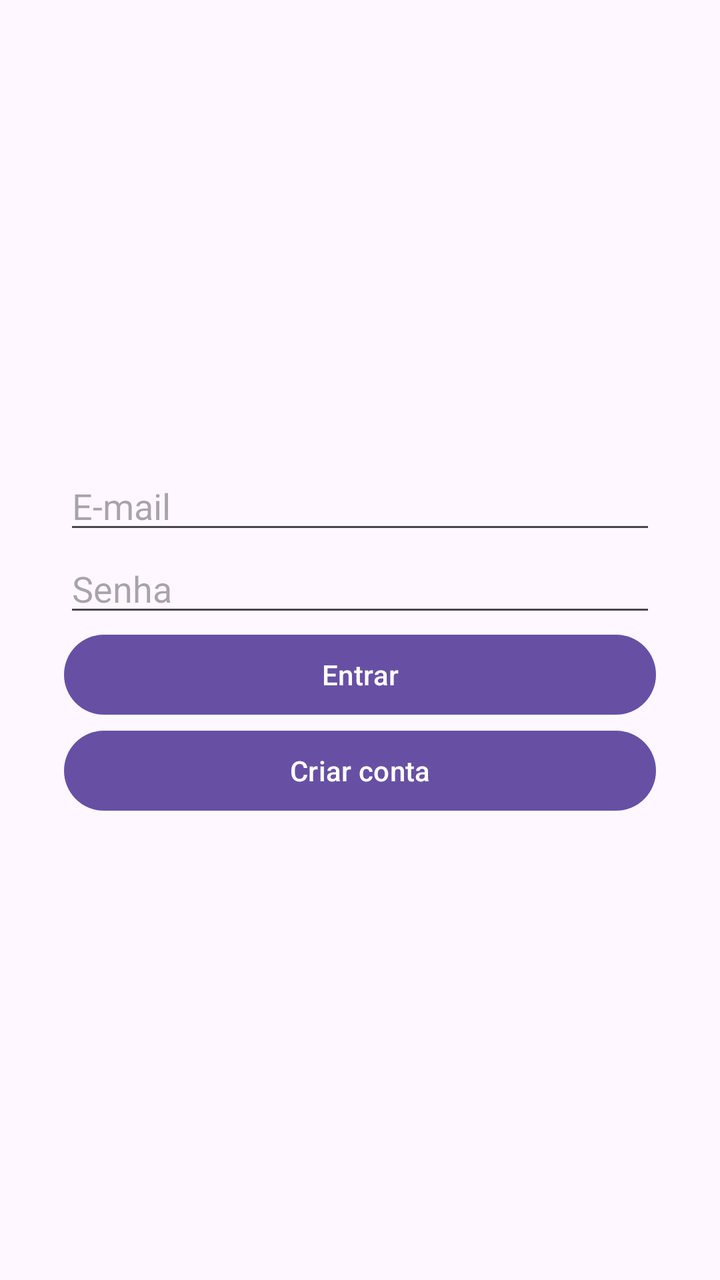
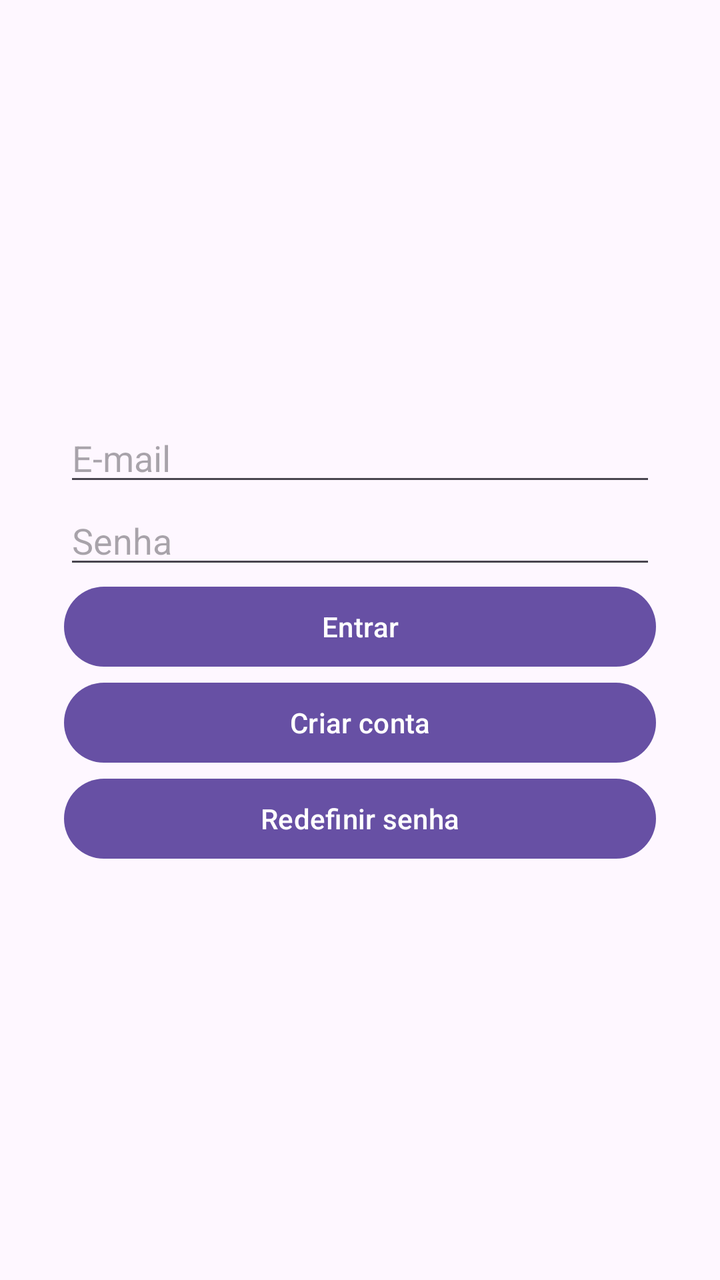

Two renders of the same Android screen: before a commit and after it. Below are the layout's source before the change and the commit's diff.
<!-- AndroidManifest.xml: application theme Theme.BaixadaSegura -->
<!-- res/layout/activity_login.xml -->
<?xml version="1.0" encoding="utf-8"?>
<LinearLayout xmlns:android="http://schemas.android.com/apk/res/android"
    android:layout_width="match_parent"
    android:layout_height="match_parent"
    android:gravity="center"
    android:orientation="vertical"
    android:padding="32dp">

    <EditText
        android:id="@+id/edtEmail"
        android:layout_width="match_parent"
        android:layout_height="wrap_content"
        android:hint="E-mail"
        android:inputType="textEmailAddress" />

    <EditText
        android:id="@+id/edtSenha"
        android:layout_width="match_parent"
        android:layout_height="wrap_content"
        android:hint="Senha"
        android:inputType="textPassword" />

    <Button
        android:id="@+id/btnEntrar"
        android:layout_width="match_parent"
        android:layout_height="wrap_content"
        android:text="Entrar" />

    <Button
        android:id="@+id/btnCadastrar"
        android:layout_width="match_parent"
        android:layout_height="wrap_content"
        android:text="Criar conta" />

</LinearLayout>
<!-- resources referenced by this layout -->
<resources>
  <style name="Theme.BaixadaSegura" parent="Base.Theme.BaixadaSegura" />
  <style name="Base.Theme.BaixadaSegura" parent="Theme.Material3.DayNight.NoActionBar">
          
          
      </style>
</resources>

<!-- the commit's change to res/layout/activity_login.xml (unified diff, before → after) -->
@@ -32,4 +32,10 @@
         android:layout_height="wrap_content"
         android:text="Criar conta" />
 
+    <Button
+        android:id="@+id/btnRecuperar"
+        android:layout_width="match_parent"
+        android:layout_height="wrap_content"
+        android:text="Redefinir senha" />
+
 </LinearLayout>
